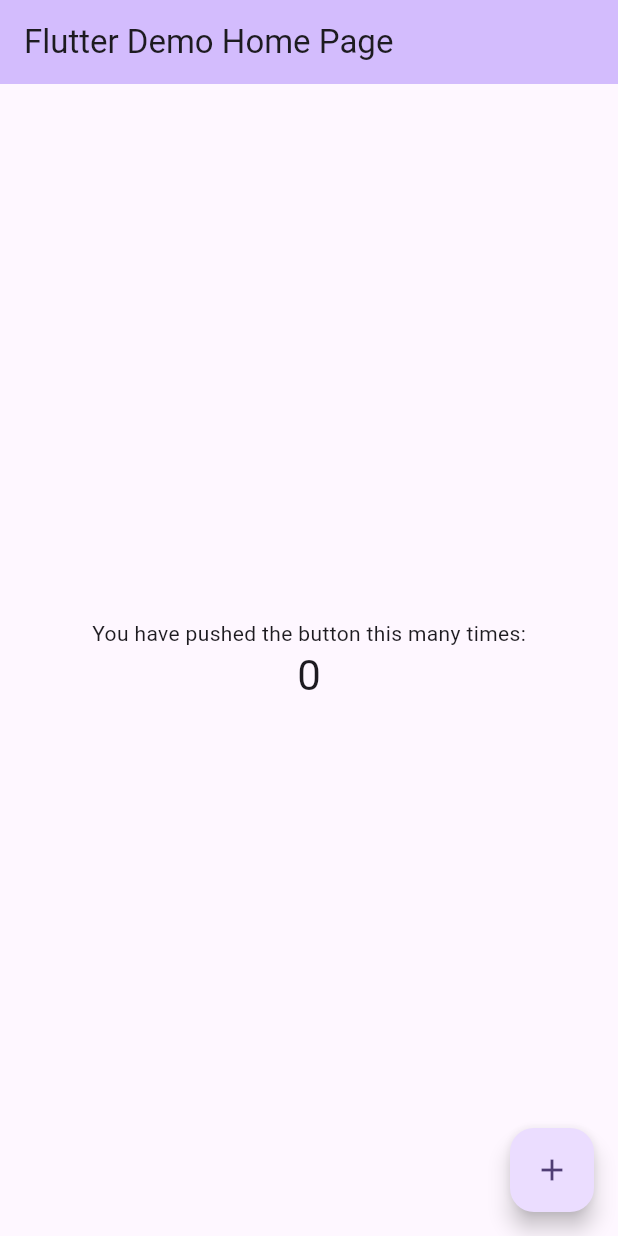
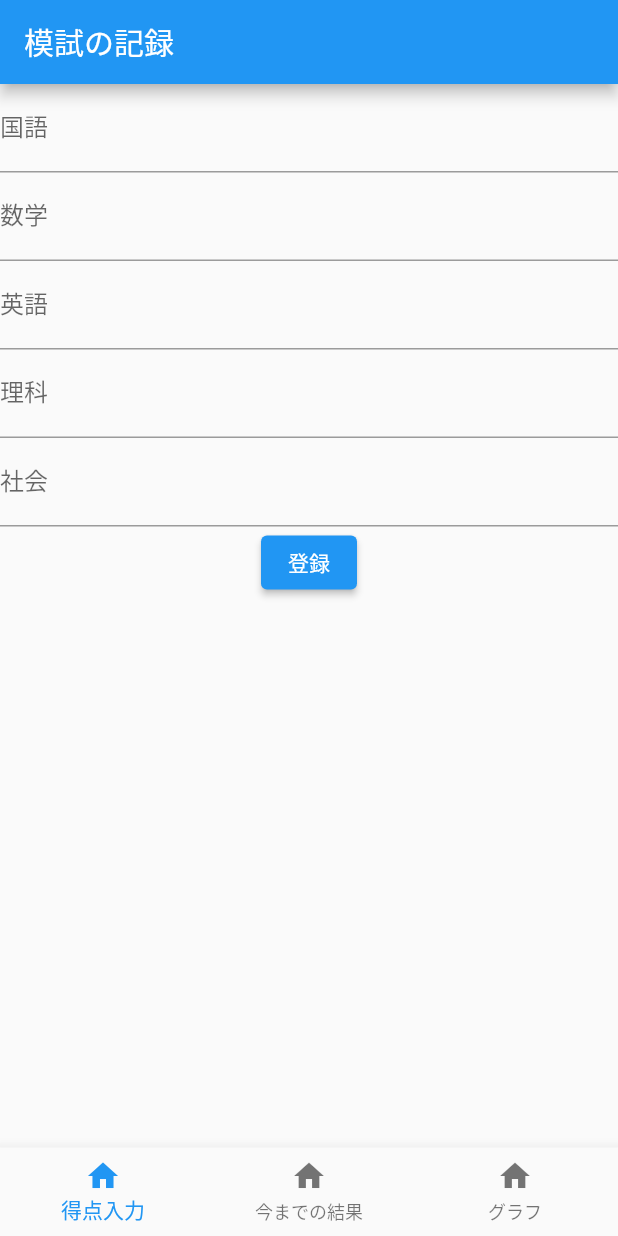
Before and after one commit to yariscross77/PracticeExamRecord, a Flutter app: the screen it shows after launch, on a phone screen of 412 x 824 dp. Run offline on Flutter 3.47's test engine with Material 2 defaults, Android fonts, the light colour scheme and no system bars.

Commit message:
途中まで

```diff
--- /dev/null
+++ b/lib/HistoryPage.dart
@@ -0,0 +1,23 @@
+import 'package:flutter/material.dart';
+import 'package:flutter/services.dart';
+
+class HistoryPage extends StatefulWidget {
+  const HistoryPage({super.key});
+
+  @override
+  State<HistoryPage> createState() => _HistoryPage();
+}
+
+class _HistoryPage extends State<HistoryPage> {
+
+  @override
+  Widget build(BuildContext context) {
+
+    return Scaffold(
+      appBar: AppBar(
+        title: Text('今までの結果'),
+      ),
+      body: Container(),
+    );
+  }
+}
--- /dev/null
+++ b/lib/ScoreInputPage.dart
@@ -0,0 +1,173 @@
+import 'package:flutter/material.dart';
+import 'package:flutter/services.dart';
+import 'HistoryPage.dart';
+
+class MyApp extends StatelessWidget {
+  const MyApp({super.key});
+
+  @override
+  Widget build(BuildContext context) {
+    return MaterialApp(
+      title: '模試',
+      home: const ScoreInputPage(),
+    );
+  }
+}
+
+class ScoreInputPage extends StatefulWidget {
+  const ScoreInputPage({super.key});
+
+  @override
+  State<ScoreInputPage> createState() => _ScoreInputPage();
+}
+
+class _ScoreInputPage extends State<ScoreInputPage> {
+  final TextEditingController _Japanese_score = TextEditingController();
+  final TextEditingController _math_score = TextEditingController();
+  final TextEditingController _English_score = TextEditingController();
+  final TextEditingController _science_score = TextEditingController();
+  final TextEditingController _social_studies_score = TextEditingController();
+
+  final _formState = GlobalKey<FormState>();
+
+  int _selectedIndex = 0;
+
+  void dispose() {
+    _Japanese_score.dispose();
+    super.dispose();
+  }
+
+  void _onItemTapped(int index) {
+    setState(() {
+      _selectedIndex = index;
+    });
+  }
+
+  static const _pages = [
+    ScoreInputPage(),
+    HistoryPage(),
+  ];
+
+  @override
+  Widget build(BuildContext context) {
+    return Scaffold(
+      appBar: AppBar(
+        title: Text('模試の記録'),
+      ),
+      body: Form(
+        key: _formState,
+        child: Container(
+          child: Column(
+            children: [
+              TextFormField(
+                decoration: InputDecoration(
+                  label: Text('国語'),
+                  counterText: '',
+                ),
+                inputFormatters: [
+                  FilteringTextInputFormatter.allow(RegExp('[0-9]')),
+                ],
+                maxLength: 3,
+                controller: _Japanese_score,
+                validator: (value) {
+                  if (value == null || value.isEmpty) {
+                    return '得点が入力されていません。';
+                  }
+                  return null;
+                },
+              ),
+              TextFormField(
+                decoration: InputDecoration(
+                  label: Text('数学'),
+                  counterText: '',
+                ),
+                inputFormatters: [
+                  FilteringTextInputFormatter.allow(RegExp('[0-9]')),
+                ],
+                maxLength: 3,
+                controller: _math_score,
+                validator: (value) {
+                  if (value == null || value.isEmpty) {
+                    return '得点が入力されていません。';
+                  }
+                  return null;
+                },
+              ),
+              TextFormField(
+                decoration: InputDecoration(
+                  label: Text('英語'),
+                  counterText: '',
+                ),
+                inputFormatters: [
+                  FilteringTextInputFormatter.allow(RegExp('[0-9]')),
+                ],
+                maxLength: 3,
+                controller: _English_score,
+                validator: (value) {
+                  if (value == null || value.isEmpty) {
+                    return '得点が入力されていません。';
+                  }
+                  return null;
+                },
+              ),
+              TextFormField(
+                decoration: InputDecoration(
+                  label: Text('理科'),
+                  counterText: '',
+                ),
+                inputFormatters: [
+                  FilteringTextInputFormatter.allow(RegExp('[0-9]')),
+                ],
+                maxLength: 3,
+                controller: _science_score,
+                validator: (value) {
+                  if (value == null || value.isEmpty) {
+                    return '得点が入力されていません。';
+                  }
+                  return null;
+                },
+              ),
+              TextFormField(
+                decoration: InputDecoration(
+                  label: Text('社会'),
+                  counterText: '',
+                ),
+                inputFormatters: [
+                  FilteringTextInputFormatter.allow(RegExp('[0-9]')),
+                ],
+                maxLength: 3,
+                controller: _social_studies_score,
+                validator: (value) {
+                  if (value == null || value.isEmpty) {
+                    return '得点が入力されていません。';
+                  }
+                  return null;
+                },
+              ),
+              ElevatedButton(
+                child: Text('登録'),
+                onPressed: () {
+                  if (!_formState.currentState!.validate()) {
+                    return;
+                  }
+
+                  print(_Japanese_score.text);
+                },
+              ),
+            ],
+          ),
+        ),
+      ),
+      bottomNavigationBar: BottomNavigationBar(
+        currentIndex: _selectedIndex,
+        onTap: _onItemTapped,
+        items: const <BottomNavigationBarItem>[
+          BottomNavigationBarItem(icon: Icon(Icons.home), label: '得点入力'),
+          BottomNavigationBarItem(icon: Icon(Icons.home), label: '今までの結果'),
+          BottomNavigationBarItem(icon: Icon(Icons.home), label: 'グラフ'),
+        ],
+        type: BottomNavigationBarType.fixed,
+      ),
+    );
+  }
+}
--- a/lib/main.dart
+++ b/lib/main.dart
@@ -1,125 +1,6 @@
 import 'package:flutter/material.dart';
+import 'ScoreInputPage.dart';
 
 void main() {
   runApp(const MyApp());
 }
-
-class MyApp extends StatelessWidget {
-  const MyApp({super.key});
-
-  // This widget is the root of your application.
-  @override
-  Widget build(BuildContext context) {
-    return MaterialApp(
-      title: 'Flutter Demo',
-      theme: ThemeData(
-        // This is the theme of your application.
-        //
-        // TRY THIS: Try running your application with "flutter run". You'll see
-        // the application has a blue toolbar. Then, without quitting the app,
-        // try changing the seedColor in the colorScheme below to Colors.green
-        // and then invoke "hot reload" (save your changes or press the "hot
-        // reload" button in a Flutter-supported IDE, or press "r" if you used
-        // the command line to start the app).
-        //
-        // Notice that the counter didn't reset back to zero; the application
-        // state is not lost during the reload. To reset the state, use hot
-        // restart instead.
-        //
-        // This works for code too, not just values: Most code changes can be
-        // tested with just a hot reload.
-        colorScheme: ColorScheme.fromSeed(seedColor: Colors.deepPurple),
-        useMaterial3: true,
-      ),
-      home: const MyHomePage(title: 'Flutter Demo Home Page'),
-    );
-  }
-}
-
-class MyHomePage extends StatefulWidget {
-  const MyHomePage({super.key, required this.title});
-
-  // This widget is the home page of your application. It is stateful, meaning
-  // that it has a State object (defined below) that contains fields that affect
-  // how it looks.
-
-  // This class is the configuration for the state. It holds the values (in this
-  // case the title) provided by the parent (in this case the App widget) and
-  // used by the build method of the State. Fields in a Widget subclass are
-  // always marked "final".
-
-  final String title;
-
-  @override
-  State<MyHomePage> createState() => _MyHomePageState();
-}
-
-class _MyHomePageState extends State<MyHomePage> {
-  int _counter = 0;
-
-  void _incrementCounter() {
-    setState(() {
-      // This call to setState tells the Flutter framework that something has
-      // changed in this State, which causes it to rerun the build method below
-      // so that the display can reflect the updated values. If we changed
-      // _counter without calling setState(), then the build method would not be
-      // called again, and so nothing would appear to happen.
-      _counter++;
-    });
-  }
-
-  @override
-  Widget build(BuildContext context) {
-    // This method is rerun every time setState is called, for instance as done
-    // by the _incrementCounter method above.
-    //
-    // The Flutter framework has been optimized to make rerunning build methods
-    // fast, so that you can just rebuild anything that needs updating rather
-    // than having to individually change instances of widgets.
-    return Scaffold(
-      appBar: AppBar(
-        // TRY THIS: Try changing the color here to a specific color (to
-        // Colors.amber, perhaps?) and trigger a hot reload to see the AppBar
-        // change color while the other colors stay the same.
-        backgroundColor: Theme.of(context).colorScheme.inversePrimary,
-        // Here we take the value from the MyHomePage object that was created by
-        // the App.build method, and use it to set our appbar title.
-        title: Text(widget.title),
-      ),
-      body: Center(
-        // Center is a layout widget. It takes a single child and positions it
-        // in the middle of the parent.
-        child: Column(
-          // Column is also a layout widget. It takes a list of children and
-          // arranges them vertically. By default, it sizes itself to fit its
-          // children horizontally, and tries to be as tall as its parent.
-          //
-          // Column has various properties to control how it sizes itself and
-          // how it positions its children. Here we use mainAxisAlignment to
-          // center the children vertically; the main axis here is the vertical
-          // axis because Columns are vertical (the cross axis would be
-          // horizontal).
-          //
-          // TRY THIS: Invoke "debug painting" (choose the "Toggle Debug Paint"
-          // action in the IDE, or press "p" in the console), to see the
-          // wireframe for each widget.
-          mainAxisAlignment: MainAxisAlignment.center,
-          children: <Widget>[
-            const Text(
-              'You have pushed the button this many times:',
-            ),
-            Text(
-              '$_counter',
-              style: Theme.of(context).textTheme.headlineMedium,
-            ),
-          ],
-        ),
-      ),
-      floatingActionButton: FloatingActionButton(
-        onPressed: _incrementCounter,
-        tooltip: 'Increment',
-        child: const Icon(Icons.add),
-      ), // This trailing comma makes auto-formatting nicer for build methods.
-    );
-  }
-}
```
